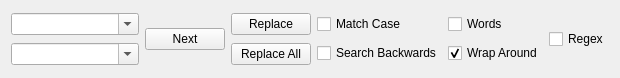
This is qt/python/mantidqt/widgets/embedded_find_replace_dialog/dialog.ui in mantidproject/mantid as Qt 5 draws it before an edit. The edited form follows.
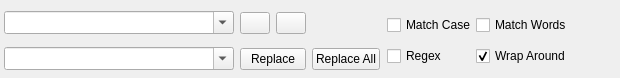
This is the edited form.

The edit to the form file:
```diff
--- a/qt/python/mantidqt/widgets/embedded_find_replace_dialog/dialog.ui
+++ b/qt/python/mantidqt/widgets/embedded_find_replace_dialog/dialog.ui
@@ -14,15 +14,51 @@
    <string>Form</string>
   </property>
   <layout class="QHBoxLayout" name="horizontalLayout_2">
+   <property name="leftMargin">
+    <number>4</number>
+   </property>
+   <property name="topMargin">
+    <number>4</number>
+   </property>
+   <property name="rightMargin">
+    <number>0</number>
+   </property>
+   <property name="bottomMargin">
+    <number>0</number>
+   </property>
    <item>
     <layout class="QHBoxLayout" name="horizontalLayout">
+     <property name="spacing">
+      <number>6</number>
+     </property>
      <property name="sizeConstraint">
       <enum>QLayout::SetMinimumSize</enum>
      </property>
      <item>
       <layout class="QVBoxLayout" name="verticalLayout">
+       <property name="sizeConstraint">
+        <enum>QLayout::SetMaximumSize</enum>
+       </property>
        <item>
         <widget class="QComboBox" name="find">
+         <property name="sizePolicy">
+          <sizepolicy hsizetype="Expanding" vsizetype="Fixed">
+           <horstretch>0</horstretch>
+           <verstretch>0</verstretch>
+          </sizepolicy>
+         </property>
+         <property name="minimumSize">
+          <size>
+           <width>230</width>
+           <height>23</height>
+          </size>
+         </property>
+         <property name="maximumSize">
+          <size>
+           <width>230</width>
+           <height>23</height>
+          </size>
+         </property>
          <property name="editable">
           <bool>true</bool>
          </property>
@@ -30,6 +66,24 @@
        </item>
        <item>
         <widget class="QComboBox" name="replace">
+         <property name="sizePolicy">
+          <sizepolicy hsizetype="Expanding" vsizetype="Fixed">
+           <horstretch>0</horstretch>
+           <verstretch>0</verstretch>
+          </sizepolicy>
+         </property>
+         <property name="minimumSize">
+          <size>
+           <width>230</width>
+           <height>23</height>
+          </size>
+         </property>
+         <property name="maximumSize">
+          <size>
+           <width>230</width>
+           <height>23</height>
+          </size>
+         </property>
          <property name="editable">
           <bool>true</bool>
          </property>
@@ -38,44 +92,155 @@
       </layout>
      </item>
      <item>
-      <layout class="QHBoxLayout" name="verticalLayout_2">
+      <layout class="QVBoxLayout" name="verticalLayout_2">
+       <property name="sizeConstraint">
+        <enum>QLayout::SetMinimumSize</enum>
+       </property>
        <item>
-        <layout class="QVBoxLayout" name="horizontalLayout_3">
+        <layout class="QHBoxLayout" name="horizontalLayout_3">
          <item>
-          <widget class="QPushButton" name="button_next">
+          <widget class="QPushButton" name="previous_button">
+           <property name="sizePolicy">
+            <sizepolicy hsizetype="Minimum" vsizetype="Fixed">
+             <horstretch>0</horstretch>
+             <verstretch>0</verstretch>
+            </sizepolicy>
+           </property>
+           <property name="minimumSize">
+            <size>
+             <width>30</width>
+             <height>0</height>
+            </size>
+           </property>
+           <property name="maximumSize">
+            <size>
+             <width>30</width>
+             <height>16777215</height>
+            </size>
+           </property>
            <property name="text">
-            <string>Next</string>
+            <string/>
            </property>
           </widget>
          </item>
+         <item>
+          <widget class="QPushButton" name="next_button">
+           <property name="sizePolicy">
+            <sizepolicy hsizetype="Minimum" vsizetype="Fixed">
+             <horstretch>0</horstretch>
+             <verstretch>0</verstretch>
+            </sizepolicy>
+           </property>
+           <property name="minimumSize">
+            <size>
+             <width>30</width>
+             <height>0</height>
+            </size>
+           </property>
+           <property name="maximumSize">
+            <size>
+             <width>30</width>
+             <height>16777215</height>
+            </size>
+           </property>
+           <property name="text">
+            <string/>
+           </property>
+          </widget>
+         </item>
+         <item>
+          <spacer name="horizontalSpacer_2">
+           <property name="orientation">
+            <enum>Qt::Horizontal</enum>
+           </property>
+           <property name="sizeType">
+            <enum>QSizePolicy::Expanding</enum>
+           </property>
+           <property name="sizeHint" stdset="0">
+            <size>
+             <width>1</width>
+             <height>20</height>
+            </size>
+           </property>
+          </spacer>
+         </item>
         </layout>
        </item>
        <item>
-        <layout class="QVBoxLayout" name="horizontalLayout_4">
+        <layout class="QHBoxLayout" name="horizontalLayout_4">
+         <property name="spacing">
+          <number>6</number>
+         </property>
          <item>
-          <widget class="QPushButton" name="button_replace">
+          <widget class="QPushButton" name="replace_button">
+           <property name="maximumSize">
+            <size>
+             <width>66</width>
+             <height>16777215</height>
+            </size>
+           </property>
            <property name="text">
             <string>Replace</string>
            </property>
           </widget>
          </item>
          <item>
-          <widget class="QPushButton" name="button_replace_all">
+          <widget class="QPushButton" name="replace_all_button">
+           <property name="sizePolicy">
+            <sizepolicy hsizetype="Minimum" vsizetype="Fixed">
+             <horstretch>0</horstretch>
+             <verstretch>0</verstretch>
+            </sizepolicy>
+           </property>
+           <property name="maximumSize">
+            <size>
+             <width>68</width>
+             <height>16777215</height>
+            </size>
+           </property>
            <property name="text">
             <string>Replace All</string>
            </property>
           </widget>
          </item>
+         <item>
+          <spacer name="horizontalSpacer">
+           <property name="orientation">
+            <enum>Qt::Horizontal</enum>
+           </property>
+           <property name="sizeType">
+            <enum>QSizePolicy::MinimumExpanding</enum>
+           </property>
+           <property name="sizeHint" stdset="0">
+            <size>
+             <width>1</width>
+             <height>20</height>
+            </size>
+           </property>
+          </spacer>
+         </item>
         </layout>
        </item>
       </layout>
      </item>
      <item>
       <layout class="QHBoxLayout" name="horizontalLayout_5">
+       <property name="spacing">
+        <number>0</number>
+       </property>
+       <property name="sizeConstraint">
+        <enum>QLayout::SetMinimumSize</enum>
+       </property>
        <item>
         <layout class="QHBoxLayout" name="horizontalLayout_8">
          <item>
           <layout class="QVBoxLayout" name="verticalLayout_5">
+           <property name="sizeConstraint">
+            <enum>QLayout::SetMinimumSize</enum>
+           </property>
+           <property name="bottomMargin">
+            <number>0</number>
+           </property>
            <item>
             <widget class="QCheckBox" name="match_case">
              <property name="text">
@@ -84,9 +249,9 @@
             </widget>
            </item>
            <item>
-            <widget class="QCheckBox" name="search_backwards">
+            <widget class="QCheckBox" name="regex">
              <property name="text">
-              <string>Search Backwards</string>
+              <string>Regex</string>
              </property>
             </widget>
            </item>
@@ -98,10 +263,13 @@
         <layout class="QHBoxLayout" name="horizontalLayout_7">
          <item>
           <layout class="QVBoxLayout" name="verticalLayout_6">
+           <property name="sizeConstraint">
+            <enum>QLayout::SetMinimumSize</enum>
+           </property>
            <item>
             <widget class="QCheckBox" name="words">
              <property name="text">
-              <string>Words</string>
+              <string>Match Words</string>
              </property>
             </widget>
            </item>
@@ -119,20 +287,64 @@
          </item>
         </layout>
        </item>
+      </layout>
+     </item>
+    </layout>
+   </item>
+   <item>
+    <spacer name="horizontalSpacer_3">
+     <property name="orientation">
+      <enum>Qt::Horizontal</enum>
+     </property>
+     <property name="sizeType">
+      <enum>QSizePolicy::Expanding</enum>
+     </property>
+     <property name="sizeHint" stdset="0">
+      <size>
+       <width>1</width>
+       <height>20</height>
+      </size>
+     </property>
+    </spacer>
+   </item>
+   <item>
+    <layout class="QHBoxLayout" name="horizontalLayout_6">
+     <item>
+      <layout class="QVBoxLayout" name="verticalLayout_3">
        <item>
-        <layout class="QHBoxLayout" name="horizontalLayout_6">
-         <item>
-          <layout class="QVBoxLayout" name="verticalLayout_7">
-           <item>
-            <widget class="QCheckBox" name="regex">
-             <property name="text">
-              <string>Regex</string>
-             </property>
-            </widget>
-           </item>
-          </layout>
-         </item>
-        </layout>
+        <widget class="QPushButton" name="close_button">
+         <property name="minimumSize">
+          <size>
+           <width>25</width>
+           <height>0</height>
+          </size>
+         </property>
+         <property name="text">
+          <string/>
+         </property>
+         <property name="default">
+          <bool>false</bool>
+         </property>
+         <property name="flat">
+          <bool>true</bool>
+         </property>
+        </widget>
+       </item>
+       <item>
+        <spacer name="verticalSpacer">
+         <property name="orientation">
+          <enum>Qt::Vertical</enum>
+         </property>
+         <property name="sizeType">
+          <enum>QSizePolicy::Minimum</enum>
+         </property>
+         <property name="sizeHint" stdset="0">
+          <size>
+           <width>20</width>
+           <height>40</height>
+          </size>
+         </property>
+        </spacer>
        </item>
       </layout>
      </item>
```
